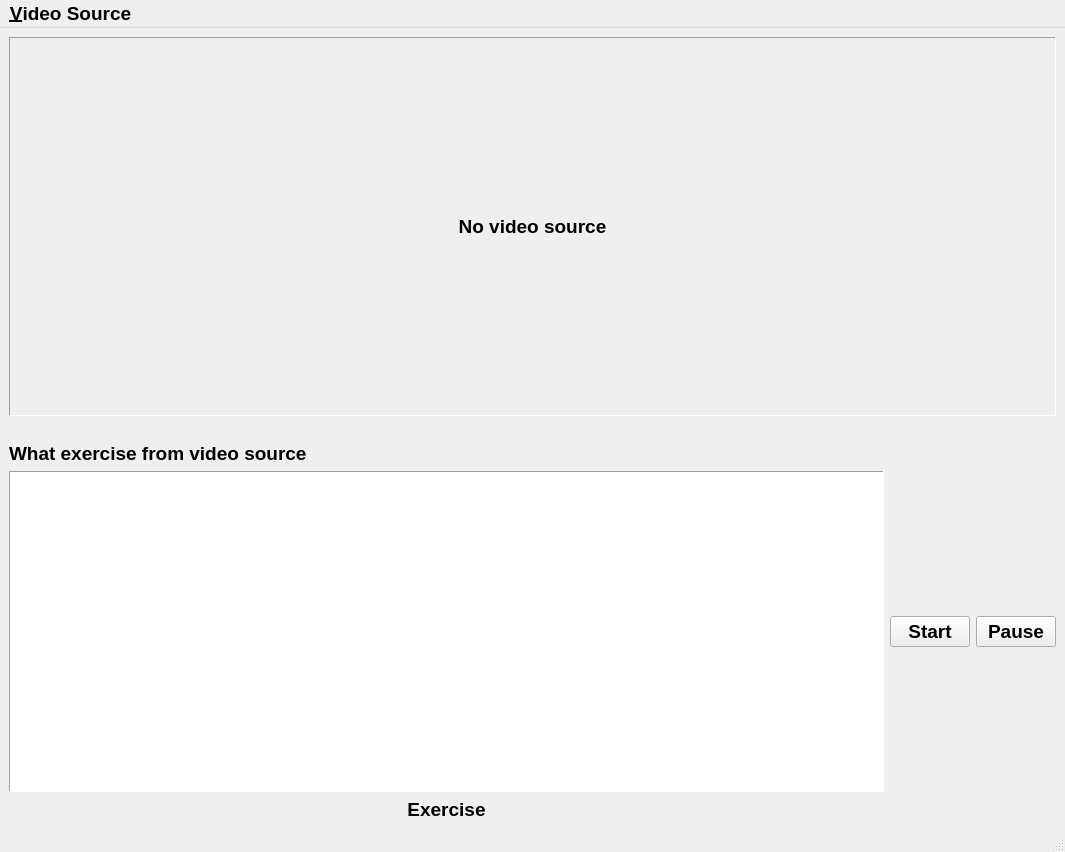
NPMachineLearning/SmartTrainer, file qt_app/main_window.ui: the form before one commit.
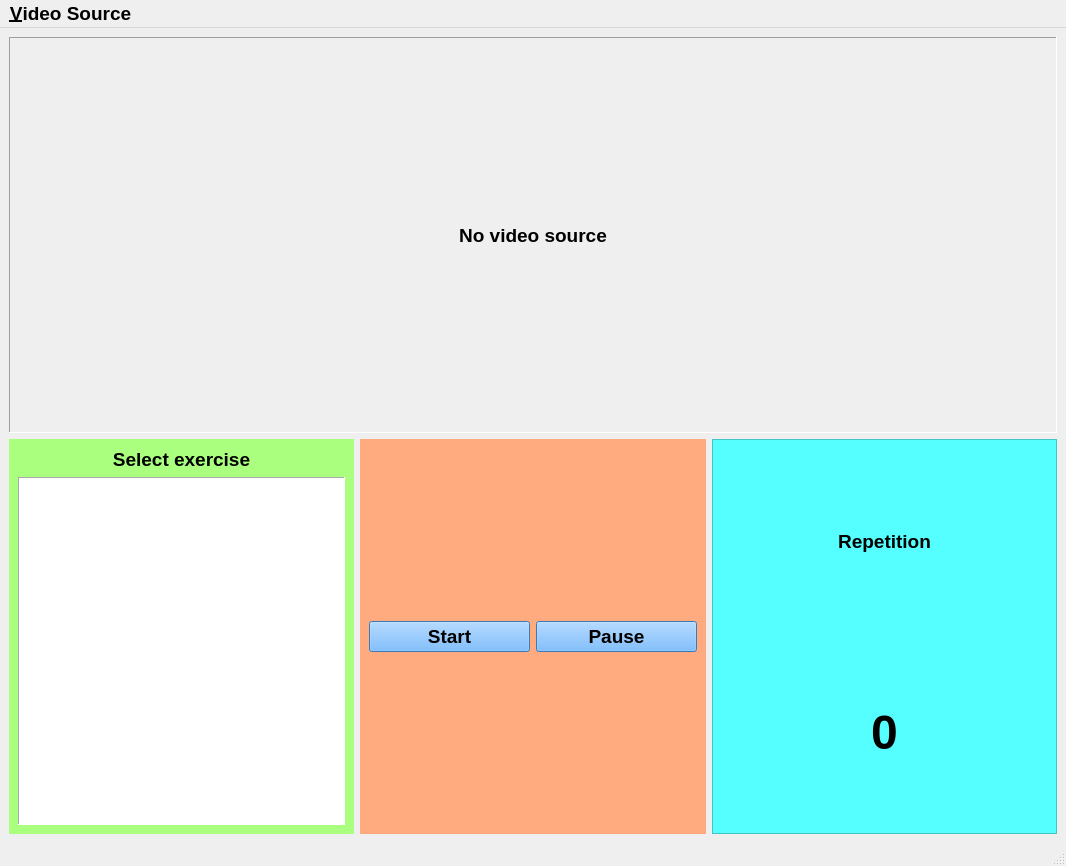
The form after the commit.

Commit message: update qt app ui, display real-time exercise signal/metric, show repetition count

The edit to the form file:
```diff
--- a/qt_app/main_window.ui
+++ b/qt_app/main_window.ui
@@ -6,8 +6,8 @@
    <rect>
     <x>0</x>
     <y>0</y>
-    <width>1065</width>
-    <height>852</height>
+    <width>1066</width>
+    <height>866</height>
    </rect>
   </property>
   <property name="font">
@@ -64,20 +64,7 @@
      </widget>
     </item>
     <item>
-     <spacer name="horizontalSpacer">
-      <property name="orientation">
-       <enum>Qt::Horizontal</enum>
-      </property>
-      <property name="sizeHint" stdset="0">
-       <size>
-        <width>40</width>
-        <height>20</height>
-       </size>
-      </property>
-     </spacer>
-    </item>
-    <item>
-     <layout class="QHBoxLayout" name="horizontalLayout">
+     <layout class="QHBoxLayout" name="controller_layout">
       <property name="leftMargin">
        <number>0</number>
       </property>
@@ -85,6 +72,10 @@
        <number>0</number>
       </property>
       <item>
+       <widget class="QFrame" name="controller_left_layout">
+        <property name="styleSheet">
+         <string notr="true">background-color: rgb(170, 255, 127);</string>
+        </property>
        <layout class="QVBoxLayout" name="verticalLayout">
         <item>
          <widget class="QLabel" name="label">
@@ -96,7 +87,10 @@
            </font>
           </property>
           <property name="text">
-           <string>What exercise from video source</string>
+            <string>Select exercise</string>
+           </property>
+           <property name="alignment">
+            <set>Qt::AlignCenter</set>
           </property>
          </widget>
         </item>
@@ -115,33 +109,22 @@
             <bold>true</bold>
            </font>
           </property>
+           <property name="styleSheet">
+            <string notr="true">background-color: rgb(255, 255, 255);</string>
+           </property>
           <property name="frameShape">
            <enum>QFrame::Panel</enum>
           </property>
          </widget>
         </item>
-        <item>
-         <widget class="QLabel" name="current_exercise_label">
-          <property name="font">
-           <font>
-            <pointsize>14</pointsize>
-            <weight>75</weight>
-            <bold>true</bold>
-           </font>
-          </property>
-          <property name="text">
-           <string>Exercise</string>
-          </property>
-          <property name="alignment">
-           <set>Qt::AlignCenter</set>
-          </property>
-         </widget>
-        </item>
-       </layout>
+        </layout>
+       </widget>
       </item>
       <item>
-       <layout class="QVBoxLayout" name="verticalLayout_3">
-        <item>
+       <widget class="QFrame" name="controller_mid_layout">
+        <property name="styleSheet">
+         <string notr="true">background-color: rgb(255, 170, 127);</string>
+        </property>
          <layout class="QHBoxLayout" name="horizontalLayout_2">
           <property name="sizeConstraint">
            <enum>QLayout::SetDefaultConstraint</enum>
@@ -149,7 +132,7 @@
           <item>
            <widget class="QPushButton" name="start_button">
             <property name="sizePolicy">
-             <sizepolicy hsizetype="Maximum" vsizetype="Fixed">
+            <sizepolicy hsizetype="Preferred" vsizetype="Fixed">
               <horstretch>0</horstretch>
               <verstretch>0</verstretch>
              </sizepolicy>
@@ -161,6 +144,9 @@
               <bold>true</bold>
              </font>
             </property>
+           <property name="styleSheet">
+            <string notr="true">background-color: rgb(85, 170, 255);</string>
+           </property>
             <property name="text">
              <string>Start</string>
             </property>
@@ -172,7 +158,7 @@
           <item>
            <widget class="QPushButton" name="toggle_pause_button">
             <property name="sizePolicy">
-             <sizepolicy hsizetype="Maximum" vsizetype="Fixed">
+            <sizepolicy hsizetype="Preferred" vsizetype="Fixed">
               <horstretch>0</horstretch>
               <verstretch>0</verstretch>
              </sizepolicy>
@@ -184,17 +170,102 @@
               <bold>true</bold>
              </font>
             </property>
+           <property name="styleSheet">
+            <string notr="true">background-color: rgb(85, 170, 255);</string>
+           </property>
             <property name="text">
              <string>Pause</string>
             </property>
            </widget>
           </item>
          </layout>
-        </item>
-       </layout>
+       </widget>
+      </item>
+      <item>
+       <widget class="QFrame" name="controller_right_layout">
+        <property name="sizePolicy">
+         <sizepolicy hsizetype="Preferred" vsizetype="Preferred">
+          <horstretch>0</horstretch>
+          <verstretch>0</verstretch>
+         </sizepolicy>
+        </property>
+        <property name="styleSheet">
+         <string notr="true">background-color: rgb(85, 255, 255);</string>
+        </property>
+        <property name="frameShape">
+         <enum>QFrame::StyledPanel</enum>
+        </property>
+        <property name="frameShadow">
+         <enum>QFrame::Sunken</enum>
+        </property>
+        <layout class="QVBoxLayout" name="verticalLayout_5">
+         <item>
+          <widget class="QLabel" name="label_2">
+           <property name="sizePolicy">
+            <sizepolicy hsizetype="Preferred" vsizetype="Preferred">
+             <horstretch>0</horstretch>
+             <verstretch>0</verstretch>
+            </sizepolicy>
+           </property>
+           <property name="font">
+            <font>
+             <pointsize>14</pointsize>
+             <weight>75</weight>
+             <bold>true</bold>
+            </font>
+           </property>
+           <property name="text">
+            <string>Repetition</string>
+           </property>
+           <property name="alignment">
+            <set>Qt::AlignCenter</set>
+           </property>
+          </widget>
+         </item>
+         <item>
+          <widget class="QLabel" name="rep_count_label">
+           <property name="sizePolicy">
+            <sizepolicy hsizetype="Preferred" vsizetype="Preferred">
+             <horstretch>0</horstretch>
+             <verstretch>0</verstretch>
+            </sizepolicy>
+           </property>
+           <property name="font">
+            <font>
+             <pointsize>36</pointsize>
+             <weight>75</weight>
+             <bold>true</bold>
+            </font>
+           </property>
+           <property name="frameShape">
+            <enum>QFrame::NoFrame</enum>
+           </property>
+           <property name="frameShadow">
+            <enum>QFrame::Plain</enum>
+           </property>
+           <property name="text">
+            <string>0</string>
+           </property>
+           <property name="alignment">
+            <set>Qt::AlignCenter</set>
+           </property>
+          </widget>
+         </item>
+        </layout>
+       </widget>
       </item>
      </layout>
     </item>
+    <item>
+     <layout class="QVBoxLayout" name="plotLayout">
+      <property name="spacing">
+       <number>7</number>
+      </property>
+      <property name="bottomMargin">
+       <number>1</number>
+      </property>
+     </layout>
+    </item>
    </layout>
   </widget>
   <widget class="QMenuBar" name="menubar">
@@ -202,7 +273,7 @@
     <rect>
      <x>0</x>
      <y>0</y>
-     <width>1065</width>
+     <width>1066</width>
      <height>37</height>
     </rect>
    </property>
```
Lines whose indentation alone changed are shown as unchanged. The commit also changes 4 other files.
